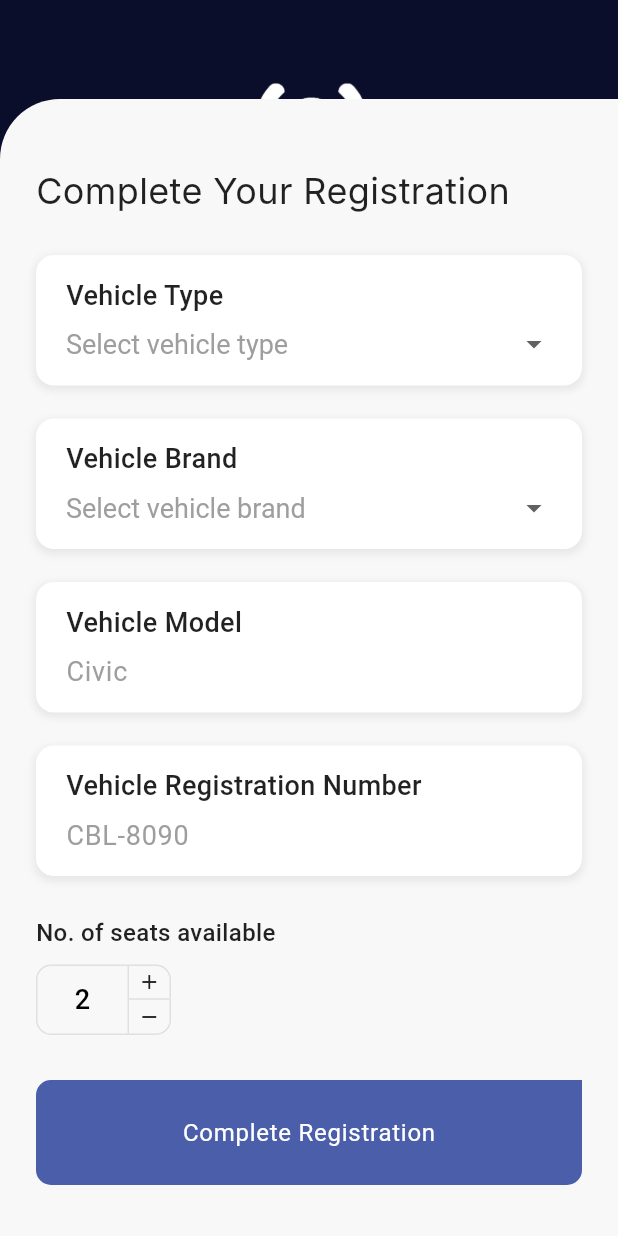
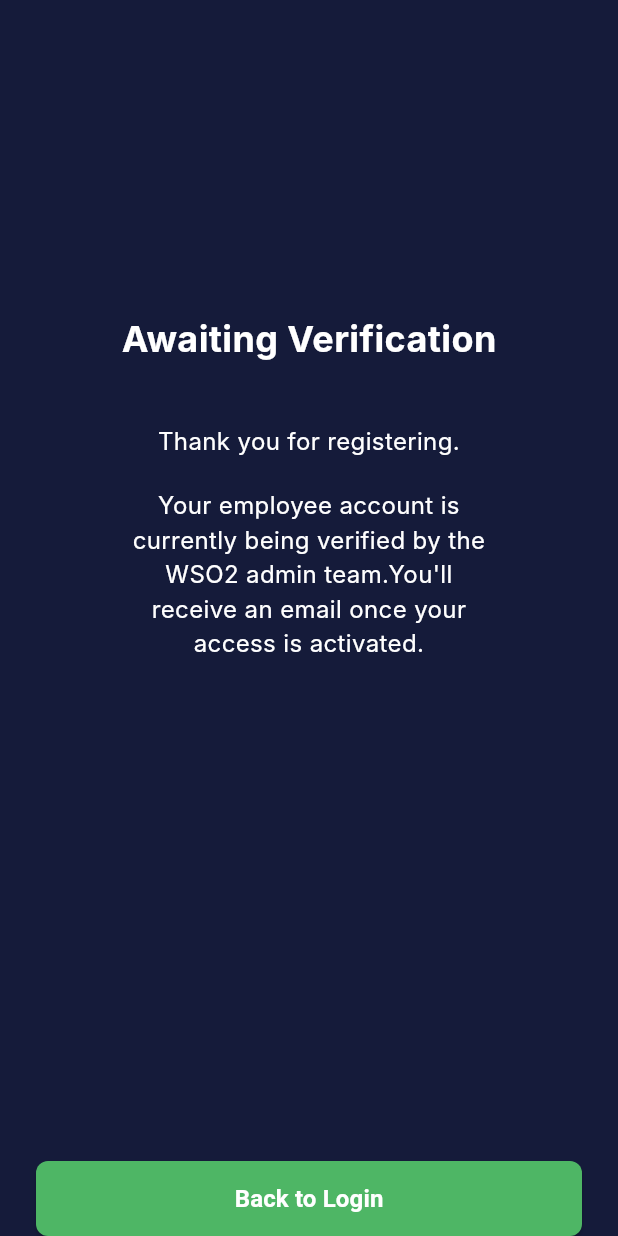
Before and after one commit to wso2-ballerina-carpooling-project/mobile-app-frontend, a Flutter app: the DriverDetailsScreen screen opened by its route, after a tap on the "add" icon, after a tap on the "remove" icon, after a tap on "Complete Registration", on a phone screen of 412 x 824 dp. Run offline on Flutter 3.47's test engine with Material 3 defaults, Android fonts, the phone set to English and light mode, and no system bars; our stand-ins replace google_maps_flutter; Roboto replaces fonts that are missing (Inter).

Commit message:
add awaiting varification screen

```diff
--- a/lib/config/constant.dart
+++ b/lib/config/constant.dart
@@ -7,6 +7,7 @@ const Color primaryColorWithOpacity = Color(0x800A0E2A);
 const Color mainButtonColor = Color(0xFF4A5EAA);
 const Color bgcolor = Color(0xFFF8F8F8);
 const Color linkColor = Color(0xFF4747E7);
+const Color btnColor = Color(0xFF4EB665);
 
 // App Assets
 const String appLogo = 'assets/logo.png';
--- a/lib/config/routes.dart
+++ b/lib/config/routes.dart
@@ -1,6 +1,7 @@
 
 // lib/config/routes.dart
 import 'package:flutter/material.dart';
+import 'package:mobile_frontend/views/awaiting_verification.dart';
 import 'package:mobile_frontend/views/driver_details.dart';
 import 'package:mobile_frontend/views/login_page.dart';
 import 'package:mobile_frontend/views/map_sample.dart';
@@ -15,6 +16,7 @@ final Map<String, WidgetBuilder> routes = {
   '/signup': (context) => SignUpScreen(),
   '/role': (context) => RoleSelectionScreen(),
   '/driverdetails': (context) => DriverDetailsScreen(),
+  '/waiting': (context) => AwaitingVerificationScreen(),
   '/home': (context) => MapSample(),
   // Add the main navigation route
   '/main': (context) => MainNavigation(),
--- /dev/null
+++ b/lib/views/awaiting_verification.dart
@@ -0,0 +1,90 @@
+import 'package:flutter/material.dart';
+import 'package:mobile_frontend/config/constant.dart';
+import 'package:mobile_frontend/widgets/custom_button.dart';
+import 'package:mobile_frontend/widgets/custom_button_secound.dart';
+
+class AwaitingVerificationScreen extends StatelessWidget {
+  const AwaitingVerificationScreen({Key? key}) : super(key: key);
+
+  @override
+  Widget build(BuildContext context) {
+    return Scaffold(
+      backgroundColor: const Color(0xFF151B3A), // Dark navy background color
+      body: SafeArea(
+        child: Padding(
+          padding: const EdgeInsets.symmetric(horizontal: 24.0),
+          child: Column(
+            children: [
+              // This will push the content to the center
+              const Spacer(flex: 2),
+
+              // Main content
+              Column(
+                mainAxisAlignment: MainAxisAlignment.center,
+                children: [
+                  // Title
+                  const Text(
+                    "Awaiting Verification",
+                    style: TextStyle(
+                      color: Colors.white,
+                      fontSize: 24,
+                      fontWeight: FontWeight.bold,
+                      fontFamily: 'Inter',
+                    ),
+                  ),
+                  const SizedBox(height: 40),
+
+                  // Thank you message
+                  const Text(
+                    "Thank you for registering.",
+                    textAlign: TextAlign.center,
+                    style: TextStyle(
+                      color: Colors.white,
+                      fontSize: 16,
+                      fontFamily: 'Inter',
+                    ),
+                  ),
+                  const SizedBox(height: 20),
+
+                  // Verification message
+                  SizedBox(
+                    width: 250,
+                    child: Text(
+                      "Your employee account is currently being verified by the WSO2 admin team.You'll receive an email once your access is activated.",
+                      textAlign: TextAlign.center,
+                      style: TextStyle(
+                        color: Colors.white,
+                        fontSize: 16,
+                        fontFamily: 'Inter',
+                      ),
+                    ),
+                  ),
+
+                  const SizedBox(height: 20),
+
+
+                ],
+              ),
+
+
+              const Spacer(flex: 3),
+
+              // Back to Login button
+
+              CustomButtonSecoundary(
+                text: "Back to Login",
+                backgroundColor: btnColor,
+                textColor: textColor,
+                hasBorder: false,
+                onPressed: () {
+                 Navigator.of(context).pushReplacementNamed('/login');
+                },
+
+              ),
+            ],
+          ),
+        ),
+      ),
+    );
+  }
+}
```
